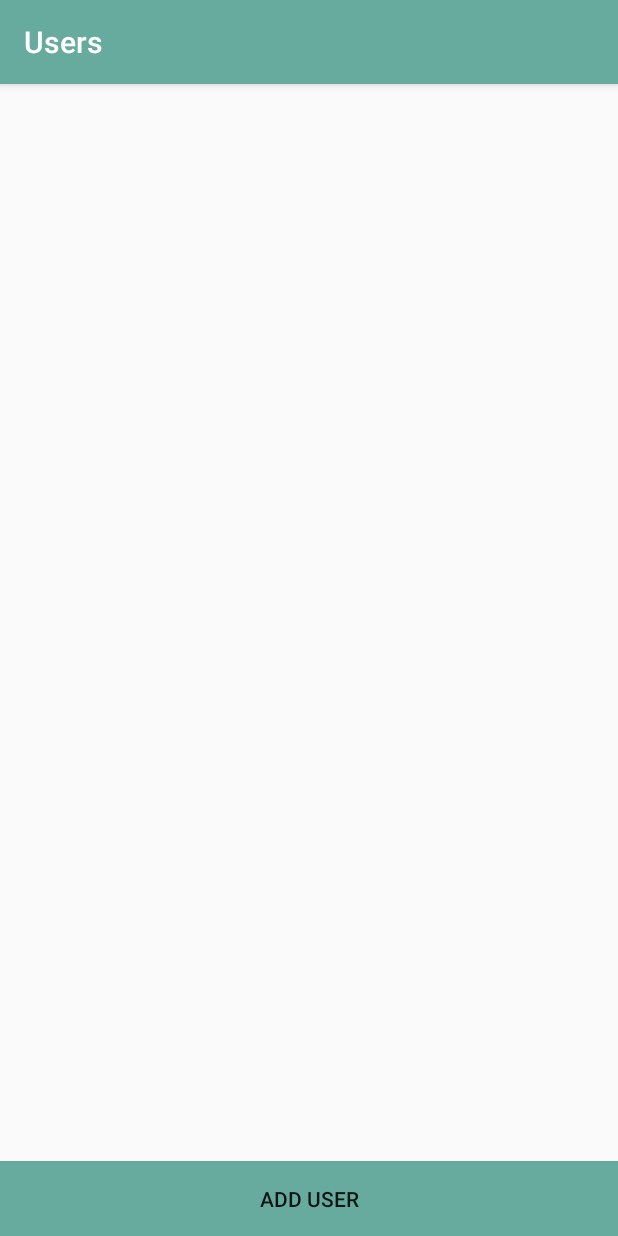
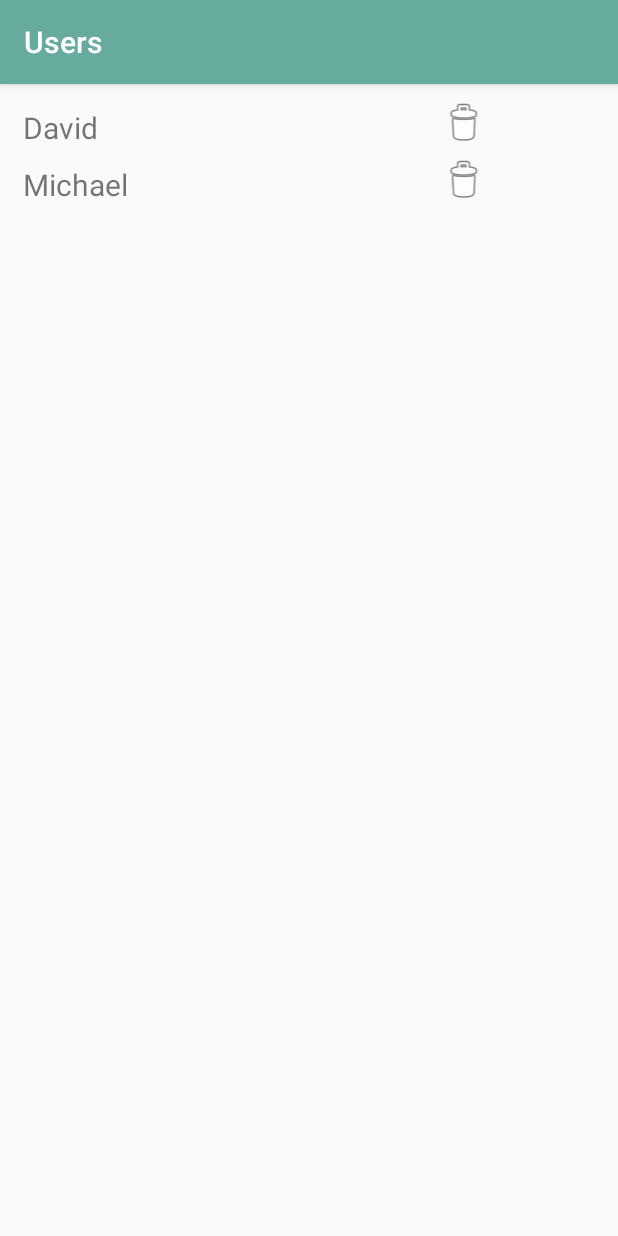
Before and after one commit to dweber019/TEKO-android-frontend, an Android app: the UsersActivity screen opened directly, with no data from a screen before it, on a phone screen of 412 x 824 dp. Run offline under Robolectric (Android 15) with nearby library versions, the phone set to English and light mode, and no system bars.

Commit message:
User Liste implementiert

```diff
--- a/app/src/main/java/ch/teko/michael/wgapp/UsersActivity.java
+++ b/app/src/main/java/ch/teko/michael/wgapp/UsersActivity.java
@@ -4,8 +4,17 @@ import android.content.Intent;
 import android.os.Bundle;
 import android.support.annotation.Nullable;
 import android.support.v7.app.AppCompatActivity;
+import android.support.v7.widget.DefaultItemAnimator;
+import android.support.v7.widget.LinearLayoutManager;
+import android.support.v7.widget.RecyclerView;
 import android.view.View;
 import android.widget.Button;
+
+import java.util.ArrayList;
+import java.util.List;
+
+import ch.teko.michael.wgapp.model.Purchase;
+import ch.teko.michael.wgapp.model.User;
 
 /**
  * Created by Michael on 10.09.2017.
@@ -13,7 +22,11 @@ import android.widget.Button;
 
 public class UsersActivity extends AppCompatActivity{
 
+
+    private List<User> userList;
     private Button addUserButton;
+    private RecyclerView recyclerView;
+    private UsersAdapter usersAdapter;
 
     @Override
     protected void onCreate(@Nullable Bundle savedInstanceState) {
@@ -23,6 +36,26 @@ public class UsersActivity extends AppCompatActivity{
         setTitle(R.string.titleUsers);
 
         addUserButton = (Button) findViewById(R.id.buttonAddUser);
+
+
+
+       userList = new ArrayList<>();
+
+       userList.add(new User("David","",""));
+       userList.add(new User("Michael","",""));
+
+
+
+        recyclerView = (RecyclerView) findViewById(R.id.recyclerviewUsers);
+
+        usersAdapter = new UsersAdapter(userList);
+        RecyclerView.LayoutManager purchaseLayoutManager = new LinearLayoutManager(getApplicationContext());
+        recyclerView.setLayoutManager(purchaseLayoutManager);
+        recyclerView.setItemAnimator(new DefaultItemAnimator());
+        recyclerView.setAdapter(usersAdapter);
+
+
+
 
         addUserButton.setOnClickListener(
                 new View.OnClickListener(){
--- a/app/src/main/java/ch/teko/michael/wgapp/UsersAdapter.java
+++ b/app/src/main/java/ch/teko/michael/wgapp/UsersAdapter.java
@@ -10,46 +10,39 @@ import android.util.Log;
 import android.view.LayoutInflater;
 import android.view.View;
 import android.view.ViewGroup;
-import android.widget.Button;
-import android.widget.ImageButton;
 import android.widget.ImageView;
 import android.widget.TextView;
-import android.widget.Toast;
 
 import java.util.List;
 
-import ch.teko.michael.wgapp.model.Purchase;
+import ch.teko.michael.wgapp.model.User;
 
 public class UsersAdapter extends RecyclerView.Adapter<UsersAdapter.MyViewHolder> {
 
 
-    private ImageView imageViewPurchaseDelete;
-    private List<Purchase> purchaseList;
+    private List<User> userList;
 
     public class MyViewHolder extends RecyclerView.ViewHolder {
-        public TextView textViewPurchase;
-        public ImageView imageViewDeletePurchase;
+        public TextView textViewUsername;
+        public ImageView imageViewDeleteUser;
 
         public MyViewHolder(View view) {
             super(view);
-            textViewPurchase = (TextView) view.findViewById(R.id.textviewPurchaseSingleRow);
-            imageViewDeletePurchase = (ImageView) view.findViewById(R.id.imageViewPurchaseSingleRowDelete);
-
-
+            textViewUsername = (TextView) view.findViewById(R.id.textviewUsernameSingleRow);
+            imageViewDeleteUser = (ImageView) view.findViewById(R.id.imageViewUserSingleRowDelete);
 
 
         }
     }
 
-
-    public UsersAdapter(List<Purchase> purchaseList) {
-        this.purchaseList = purchaseList;
+    public UsersAdapter(List<User> userList) {
+        this.userList = userList;
     }
 
     @Override
     public MyViewHolder onCreateViewHolder(ViewGroup parent, int viewType) {
         View itemView = LayoutInflater.from(parent.getContext())
-                .inflate(R.layout.purchase_single_row, parent, false);
+                .inflate(R.layout.user_single_row, parent, false);
 
         return new MyViewHolder(itemView);
     }
@@ -58,20 +51,20 @@ public class UsersAdapter extends RecyclerView.Adapter<UsersAdapter.MyViewHolder
 
     @Override
     public void onBindViewHolder(MyViewHolder holder, final int position) {
-        final Purchase items = purchaseList.get(position);
-        holder.textViewPurchase.setText(items.purchaseDate);
-        holder.imageViewDeletePurchase.setOnClickListener(new View.OnClickListener() {
+        final User users = userList.get(position);
+        holder.textViewUsername.setText(users.getUsername());
+        holder.imageViewDeleteUser.setOnClickListener(new View.OnClickListener() {
             @Override
             public void onClick(View view) {
-                Log.d("Test",items.purchaseDate);
+                Log.d("Test",users.getUsername());
 
             }
         });
 
-        holder.textViewPurchase.setOnClickListener(new View.OnClickListener() {
+        holder.textViewUsername.setOnClickListener(new View.OnClickListener() {
             @Override
             public void onClick(View view) {
-                Log.d("Test",items.purchaseDate);
+                Log.d("Test",users.getUsername());
             }
         });
 
@@ -80,6 +73,6 @@ public class UsersAdapter extends RecyclerView.Adapter<UsersAdapter.MyViewHolder
 
     @Override
     public int getItemCount() {
-        return purchaseList.size();
+        return userList.size();
     }
 }
--- a/app/src/main/java/ch/teko/michael/wgapp/model/User.java
+++ b/app/src/main/java/ch/teko/michael/wgapp/model/User.java
@@ -5,4 +5,26 @@ package ch.teko.michael.wgapp.model;
  */
 
 public class User {
+
+    private String username;
+    private String password;
+    private String email;
+
+    public User(String username, String password, String email) {
+        this.username = username;
+        this.password = password;
+        this.email = email;
+    }
+
+    public String getUsername() {
+        return username;
+    }
+
+    public String getPassword() {
+        return password;
+    }
+
+    public String getEmail() {
+        return email;
+    }
 }
--- a/app/src/main/res/layout/activity_users.xml
+++ b/app/src/main/res/layout/activity_users.xml
@@ -5,10 +5,11 @@
 
 
 
-    <ListView
+    <android.support.v7.widget.RecyclerView
         android:layout_width="match_parent"
-        android:layout_height="wrap_content"
-        android:id="@+id/listviewUsers"/>
+        android:layout_height="match_parent"
+        android:id="@+id/recyclerviewUsers"
+        android:layout_marginTop="10dp"/>
 
     <LinearLayout
         android:layout_width="match_parent"
--- /dev/null
+++ b/app/src/main/res/layout/user_single_row.xml
@@ -0,0 +1,28 @@
+<?xml version="1.0" encoding="utf-8"?>
+<LinearLayout xmlns:android="http://schemas.android.com/apk/res/android"
+    xmlns:app="http://schemas.android.com/apk/res-auto"
+    android:orientation="horizontal"
+    android:layout_width="match_parent"
+    android:layout_height="wrap_content">
+
+
+    <TextView
+        android:id="@+id/textviewUsernameSingleRow"
+        android:layout_width="50dp"
+        android:layout_height="wrap_content"
+        android:layout_weight="1"
+        android:text="TextView"
+        android:paddingTop="5dp"
+        android:paddingBottom="5dp"
+        android:paddingLeft="15dp"
+        android:textSize="20dp"/>
+
+    <ImageView
+        android:id="@+id/imageViewUserSingleRowDelete"
+        android:layout_width="50dp"
+        android:layout_height="wrap_content"
+        android:layout_weight="1"
+        android:paddingBottom="2dp"
+        android:layout_gravity="right"
+        app:srcCompat="@android:drawable/ic_menu_delete" />
+</LinearLayout>
```
